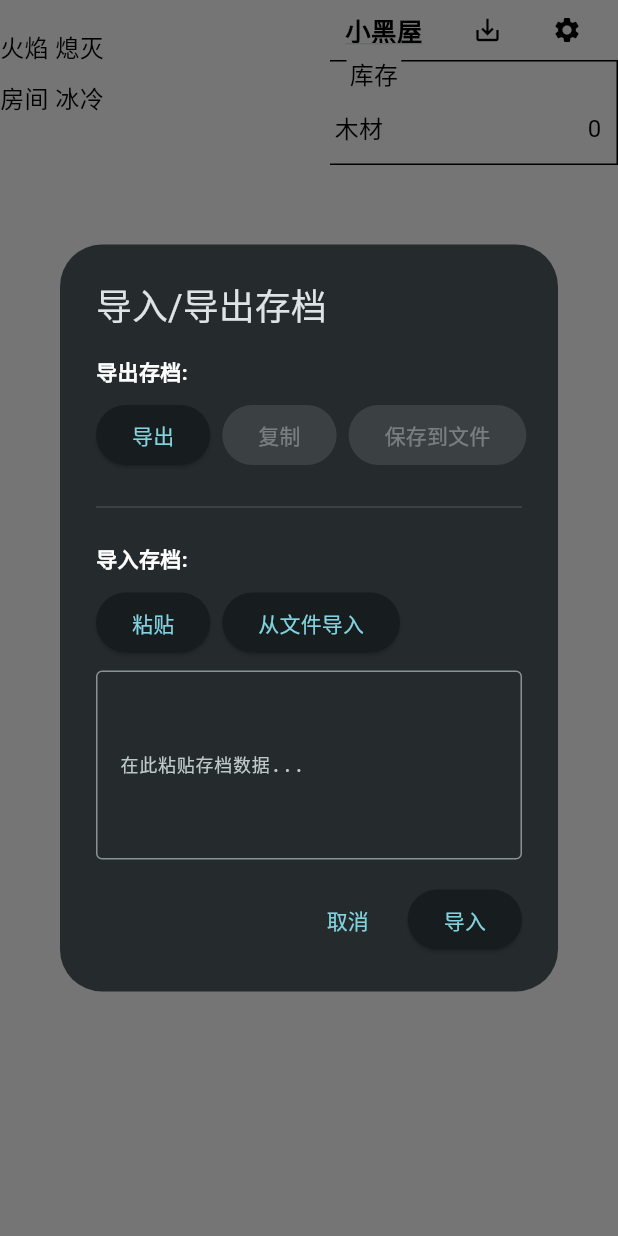
After one commit to easycheaplife/a_dark_room_new, a Flutter app: the screen it shows after launch, after a tap on the "save alt" icon, on a phone screen of 412 x 824 dp. The commit adds this screen. Run offline on Flutter 3.47's test engine with Material 3 defaults, Android fonts, the phone set to English and light mode, and no system bars; our stand-ins replace shared_preferences; Roboto replaces fonts that are missing (Times New Roman).

Commit message:
修复四个关键问题：导入导出兼容性、UI响应性、进度持续性和按钮显示
 修复问题：
1. 导出保存的数据格式不兼容原游戏
2. 导入时点击编辑框页面卡死无响应
3. 点击添柴时，切换页面，进度条终止了
4. 添柴按钮里面的wood 1不需要，tips能看到

 主要改进：
- StateManager: 修改导出格式与原游戏完全兼容，确保版本号一致(1.3)
- Engine: 重构导入导出逻辑，使用StateManager统一处理
- Room: 添加全局进度管理，解决页面切换时进度丢失问题
- UI: 新增ImportExportDialog组件，提供更好的导入导出体验
- ProgressButton: 添加showCost参数，隐藏按钮成本显示
- Header: 添加导入导出快捷按钮

 技术细节：
- 添加_ensureStateStructure()确保导入状态结构完整
- 实现全局添柴进度计时器，不受页面切换影响
- 优化异步处理和错误处理机制
- 保持tooltip功能显示成本信息

 用户体验：
- 导入导出操作更加流畅，支持复制粘贴
- 添柴进度在页面切换时保持连续
- 按钮界面更简洁，成本信息通过悬停显示
- 完全兼容原游戏存档格式

```diff
--- a/lib/screens/room_screen.dart
+++ b/lib/screens/room_screen.dart
@@ -77,20 +77,57 @@
         cost: isFree ? null : {'wood': 5},
         width: 80,
         free: isFree,
+        showCost: false, // 不显示成本信息
         progressDuration: 10000, // 10秒点火时间，与原游戏一致
         tooltip: isFree ? '点燃火堆 (免费)' : '点燃火堆 (消耗 5 木材)',
       );
     } else {
       // 火焰燃烧 - 显示添柴按钮
+      // 如果正在添柴，显示进度
+      if (room.isStoking) {
+        return Container(
+          width: 80,
+          height: 40,
+          margin: const EdgeInsets.only(bottom: 5),
+          decoration: BoxDecoration(
+            color: Colors.grey[200],
+            border: Border.all(color: Colors.black, width: 1),
+          ),
+          child: Stack(
+            children: [
+              // 进度条填充
+              Container(
+                width: 80 * room.stokeProgress,
+                height: 40,
+                color: Colors.blue[300]?.withValues(alpha: 0.7),
+              ),
+              // 进度文本
+              Center(
+                child: Text(
+                  '${(room.stokeProgress * 100).toInt()}%',
+                  style: const TextStyle(
+                    color: Colors.black,
+                    fontSize: 12,
+                    fontFamily: 'Times New Roman',
+                    fontWeight: FontWeight.bold,
+                  ),
+                ),
+              ),
+            ],
+          ),
+        );
+      } else {
         return ProgressButton(
           text: '添柴',
           onPressed: () => room.stokeFire(),
           cost: isFree ? null : {'wood': 1},
           width: 80,
           free: isFree,
+          showCost: false, // 不显示成本信息
           progressDuration: 10000, // 10秒添柴时间，与原游戏一致
           tooltip: isFree ? '添柴 (免费)' : '添柴 (消耗 1 木材)',
         );
+      }
     }
   }
 
--- a/lib/widgets/header.dart
+++ b/lib/widgets/header.dart
@@ -10,6 +10,7 @@
 import '../modules/fabricator.dart';
 import '../modules/ship.dart';
 import '../screens/settings_screen.dart';
+import 'import_export_dialog.dart';
 
 /// Header displays the navigation tabs for different game modules
 /// 基于原始游戏的header.js实现
@@ -98,6 +99,20 @@
               // 右侧空间填充
               const Spacer(),
 
+              // 导入/导出按钮
+              Container(
+                margin: const EdgeInsets.only(right: 5),
+                child: IconButton(
+                  onPressed: () => _openImportExport(context),
+                  icon: const Icon(
+                    Icons.save_alt,
+                    color: Colors.black,
+                    size: 20,
+                  ),
+                  tooltip: '导入/导出存档',
+                ),
+              ),
+
               // 设置按钮
               Container(
                 margin: const EdgeInsets.only(right: 10),
@@ -142,6 +157,14 @@
         engine.travelTo(Provider.of<Ship>(context, listen: false));
         break;
     }
+  }
+
+  // 打开导入/导出对话框
+  void _openImportExport(BuildContext context) {
+    showDialog(
+      context: context,
+      builder: (context) => const ImportExportDialog(),
+    );
   }
 
   // 打开设置页面
--- /dev/null
+++ b/lib/widgets/import_export_dialog.dart
@@ -0,0 +1,250 @@
+import 'package:flutter/material.dart';
+import 'package:flutter/services.dart';
+import '../core/engine.dart';
+
+/// 导入/导出对话框
+class ImportExportDialog extends StatefulWidget {
+  const ImportExportDialog({super.key});
+
+  @override
+  State<ImportExportDialog> createState() => _ImportExportDialogState();
+}
+
+class _ImportExportDialogState extends State<ImportExportDialog> {
+  final TextEditingController _textController = TextEditingController();
+  bool _isLoading = false;
+  String? _exportData;
+
+  @override
+  void dispose() {
+    _textController.dispose();
+    super.dispose();
+  }
+
+  // 导出存档
+  Future<void> _exportSave() async {
+    setState(() {
+      _isLoading = true;
+    });
+
+    try {
+      final exportData = await Engine().export64();
+      setState(() {
+        _exportData = exportData;
+        _textController.text = exportData;
+      });
+    } catch (e) {
+      _showErrorDialog('导出失败: $e');
+    } finally {
+      setState(() {
+        _isLoading = false;
+      });
+    }
+  }
+
+  // 导入存档
+  Future<void> _importSave() async {
+    final importData = _textController.text.trim();
+    if (importData.isEmpty) {
+      _showErrorDialog('请输入存档数据');
+      return;
+    }
+
+    setState(() {
+      _isLoading = true;
+    });
+
+    try {
+      final success = await Engine().import64(importData);
+      if (mounted) {
+        if (success) {
+          Navigator.of(context).pop();
+          _showSuccessDialog('存档导入成功！');
+        } else {
+          _showErrorDialog('存档导入失败，请检查数据格式');
+        }
+      }
+    } catch (e) {
+      if (mounted) {
+        _showErrorDialog('导入失败: $e');
+      }
+    } finally {
+      if (mounted) {
+        setState(() {
+          _isLoading = false;
+        });
+      }
+    }
+  }
+
+  // 从文件导入 - 暂时禁用
+  Future<void> _importFromFile() async {
+    _showErrorDialog('文件导入功能暂时不可用，请使用复制粘贴方式');
+  }
+
+  // 保存到文件 - 暂时禁用
+  Future<void> _saveToFile() async {
+    _showErrorDialog('文件保存功能暂时不可用，请使用复制功能');
+  }
+
+  // 复制到剪贴板
+  void _copyToClipboard() {
+    if (_exportData != null && _exportData!.isNotEmpty) {
+      Clipboard.setData(ClipboardData(text: _exportData!));
+      _showSuccessDialog('存档数据已复制到剪贴板');
+    }
+  }
+
+  // 从剪贴板粘贴
+  Future<void> _pasteFromClipboard() async {
+    try {
+      final clipboardData = await Clipboard.getData(Clipboard.kTextPlain);
+      if (clipboardData != null && clipboardData.text != null) {
+        setState(() {
+          _textController.text = clipboardData.text!.trim();
+        });
+      }
+    } catch (e) {
+      _showErrorDialog('粘贴失败: $e');
+    }
+  }
+
+  void _showErrorDialog(String message) {
+    showDialog(
+      context: context,
+      builder: (context) => AlertDialog(
+        title: const Text('错误'),
+        content: Text(message),
+        actions: [
+          TextButton(
+            onPressed: () => Navigator.of(context).pop(),
+            child: const Text('确定'),
+          ),
+        ],
+      ),
+    );
+  }
+
+  void _showSuccessDialog(String message) {
+    showDialog(
+      context: context,
+      builder: (context) => AlertDialog(
+        title: const Text('成功'),
+        content: Text(message),
+        actions: [
+          TextButton(
+            onPressed: () => Navigator.of(context).pop(),
+            child: const Text('确定'),
+          ),
+        ],
+      ),
+    );
+  }
+
+  @override
+  Widget build(BuildContext context) {
+    return AlertDialog(
+      title: const Text('导入/导出存档'),
+      content: SizedBox(
+        width: 500,
+        height: 400,
+        child: Column(
+          crossAxisAlignment: CrossAxisAlignment.stretch,
+          children: [
+            // 导出区域
+            const Text(
+              '导出存档:',
+              style: TextStyle(fontWeight: FontWeight.bold),
+            ),
+            const SizedBox(height: 8),
+            Row(
+              children: [
+                ElevatedButton(
+                  onPressed: _isLoading ? null : _exportSave,
+                  child: const Text('导出'),
+                ),
+                const SizedBox(width: 8),
+                ElevatedButton(
+                  onPressed: _exportData != null ? _copyToClipboard : null,
+                  child: const Text('复制'),
+                ),
+                const SizedBox(width: 8),
+                ElevatedButton(
+                  onPressed: _exportData != null ? _saveToFile : null,
+                  child: const Text('保存到文件'),
+                ),
+              ],
+            ),
+
+            const SizedBox(height: 16),
+            const Divider(),
+            const SizedBox(height: 16),
+
+            // 导入区域
+            const Text(
+              '导入存档:',
+              style: TextStyle(fontWeight: FontWeight.bold),
+            ),
+            const SizedBox(height: 8),
+            Row(
+              children: [
+                ElevatedButton(
+                  onPressed: _isLoading ? null : _pasteFromClipboard,
+                  child: const Text('粘贴'),
+                ),
+                const SizedBox(width: 8),
+                ElevatedButton(
+                  onPressed: _isLoading ? null : _importFromFile,
+                  child: const Text('从文件导入'),
+                ),
+              ],
+            ),
+
+            const SizedBox(height: 8),
+
+            // 文本输入框
+            Expanded(
+              child: TextField(
+                controller: _textController,
+                maxLines: null,
+                expands: true,
+                decoration: const InputDecoration(
+                  hintText: '在此粘贴存档数据...',
+                  border: OutlineInputBorder(),
+                ),
+                style: const TextStyle(
+                  fontFamily: 'monospace',
+                  fontSize: 12,
+                ),
+              ),
+            ),
+
+            const SizedBox(height: 16),
+
+            // 操作按钮
+            Row(
+              mainAxisAlignment: MainAxisAlignment.end,
+              children: [
+                TextButton(
+                  onPressed: () => Navigator.of(context).pop(),
+                  child: const Text('取消'),
+                ),
+                const SizedBox(width: 8),
+                ElevatedButton(
+                  onPressed: _isLoading ? null : _importSave,
+                  child: _isLoading
+                      ? const SizedBox(
+                          width: 16,
+                          height: 16,
+                          child: CircularProgressIndicator(strokeWidth: 2),
+                        )
+                      : const Text('导入'),
+                ),
+              ],
+            ),
+          ],
+        ),
+      ),
+    );
+  }
+}
--- a/lib/widgets/progress_button.dart
+++ b/lib/widgets/progress_button.dart
@@ -11,6 +11,7 @@
   final bool free;
   final int progressDuration; // 进度持续时间（毫秒）
   final String? tooltip; // 悬停提示
+  final bool showCost; // 是否显示成本信息
 
   const ProgressButton({
     super.key,
@@ -22,6 +23,7 @@
     this.free = false,
     this.progressDuration = 2000, // 默认2秒
     this.tooltip,
+    this.showCost = true, // 默认显示成本
   });
 
   @override
@@ -127,8 +129,10 @@
                         ),
                       ),
 
-                      // 成本显示
-                      if (widget.cost != null && !widget.free) ...[
+                      // 成本显示 - 只在showCost为true时显示
+                      if (widget.cost != null &&
+                          !widget.free &&
+                          widget.showCost) ...[
                         const SizedBox(height: 1),
                         Flexible(
                           child: Text(
```
Also changed, not shown: lib/core/engine.dart (+26 -16 lines), lib/core/state_manager.dart (+80 -6 lines), lib/modules/room.dart (+46 -7 lines), 1 other file. Lines whose indentation alone changed are shown as unchanged.
